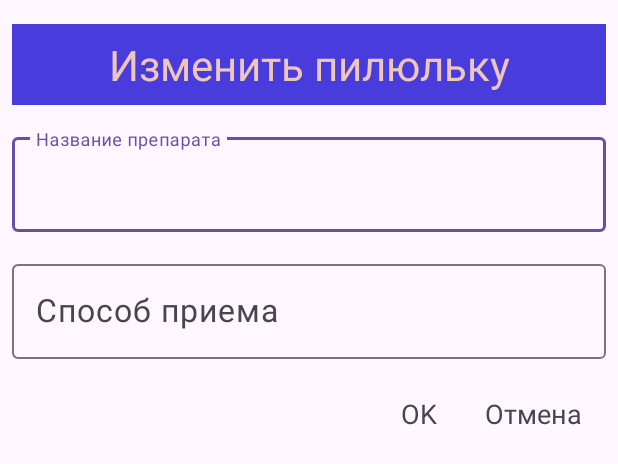
After one commit to KotlyarovSergey/PillsNumberOne, an Android app: the layout dialog_edit_two.xml on its own in the app's theme, with its tools: preview values and no code run, on a phone screen of 412 x 824 dp. The commit adds this screen. Shown: the top 464 px of the screen. Run offline under Robolectric (Android 15) with nearby library versions, the phone set to English and light mode, and no system bars.

Commit message:
EditItemDialog

```diff
--- a/app/src/main/java/com/ksv/pillsnumberone/model/DataItemService.kt
+++ b/app/src/main/java/com/ksv/pillsnumberone/model/DataItemService.kt
@@ -88,6 +88,9 @@ class DataItemService(private val pillsDao: PillsDao) {
         }
     }
 
+    fun modifyPill(pill: DataItem.Pill){
+        updatePill(pill)
+    }
 
 
 
--- /dev/null
+++ b/app/src/main/res/layout/dialog_edit_two.xml
@@ -0,0 +1,90 @@
+<?xml version="1.0" encoding="utf-8"?>
+<LinearLayout xmlns:android="http://schemas.android.com/apk/res/android"
+    xmlns:app="http://schemas.android.com/apk/res-auto"
+    android:layout_width="match_parent"
+    android:layout_height="wrap_content"
+    android:orientation="vertical"
+    android:padding="8dp">
+
+    <TextView
+        android:layout_width="match_parent"
+        android:layout_height="wrap_content"
+        android:layout_marginVertical="8dp"
+        android:background="@color/edit_background"
+        android:paddingVertical="8dp"
+        android:text="@string/edit_title_edit"
+        android:textAlignment="center"
+        android:textColor="#EFC6B9"
+        android:textSize="28sp" />
+
+    <com.google.android.material.textfield.TextInputLayout
+        android:layout_width="match_parent"
+        android:layout_height="wrap_content"
+        android:layout_marginVertical="8dp"
+        app:endIconTint="#C62828"
+        app:endIconMode="clear_text">
+
+        <com.google.android.material.textfield.TextInputEditText
+            android:id="@+id/ed_medicine_title"
+            android:layout_width="match_parent"
+            android:layout_height="wrap_content"
+            android:hint="@string/edit_medicine_name"
+            android:inputType="textCapSentences"
+            android:textSize="21sp" />
+
+    </com.google.android.material.textfield.TextInputLayout>
+
+    <com.google.android.material.textfield.TextInputLayout
+        android:layout_width="match_parent"
+        android:layout_height="wrap_content"
+        android:layout_marginVertical="8dp"
+        app:endIconTint="#C62828"
+        app:endIconMode="clear_text">
+
+        <com.google.android.material.textfield.TextInputEditText
+            android:id="@+id/ed_medicine_recipe"
+            android:layout_width="match_parent"
+            android:layout_height="wrap_content"
+
+            android:hint="@string/edit_medicine_recipe"
+            android:inputType="text"
+            android:textSize="21sp" />
+
+    </com.google.android.material.textfield.TextInputLayout>
+
+
+    <LinearLayout
+        android:layout_width="match_parent"
+        android:layout_height="wrap_content"
+        android:layout_marginVertical="16dp"
+        android:gravity="end"
+        android:orientation="horizontal">
+
+        <TextView
+            android:id="@+id/ok"
+            android:layout_width="wrap_content"
+            android:layout_height="wrap_content"
+            android:layout_marginHorizontal="16dp"
+            android:text="@string/alert_dialog_ok"
+            android:textSize="18sp" />
+
+        <TextView
+            android:id="@+id/cancel"
+            android:layout_width="wrap_content"
+            android:layout_height="wrap_content"
+            android:layout_marginHorizontal="16dp"
+            android:text="@string/alert_dialog_cancel"
+            android:textSize="18sp" />
+
+    </LinearLayout>
+
+    <!--    <Button-->
+    <!--        android:id="@+id/ed_button_ok"-->
+    <!--        android:layout_width="wrap_content"-->
+    <!--        android:layout_height="wrap_content"-->
+    <!--        android:layout_gravity="center"-->
+    <!--        android:layout_marginBottom="8dp"-->
+    <!--        android:text="@string/button_ok"-->
+    <!--        android:textSize="21sp" />-->
+
+</LinearLayout>
--- a/app/src/main/res/values/strings.xml
+++ b/app/src/main/res/values/strings.xml
@@ -36,6 +36,7 @@
     <string name="alert_dialog_clear_yes">Да</string>
     <string name="alert_dialog_clear_no">Нет</string>
     <string name="alert_dialog_ok">OK</string>
+    <string name="alert_dialog_cancel">Отмена</string>
 
     <!--    AddFragment -->
     <string name="edit_title_edit">Изменить пилюльку</string>
```
Also changed, not shown: app/src/main/java/com/ksv/pillsnumberone/presentation/EditDialog.kt (added, +48 -0 lines), app/src/main/java/com/ksv/pillsnumberone/presentation/TestFragment.kt (+12 -16 lines), app/src/main/java/com/ksv/pillsnumberone/presentation/TestViewModel.kt (+14 -0 lines), app/src/main/res/navigation/nav_graph.xml (+16 -0 lines).
